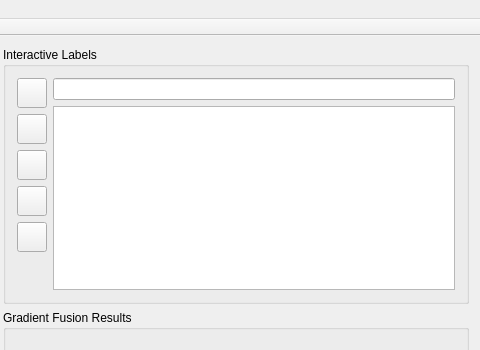
First picture: the form in InteractiveDigitalMontage.ui, repository Kouek/InteractiveDigitalMontage, before the edit; both pictures show x 480 to 960 and y 0 to 350 of the 960 by 600 pixel window.
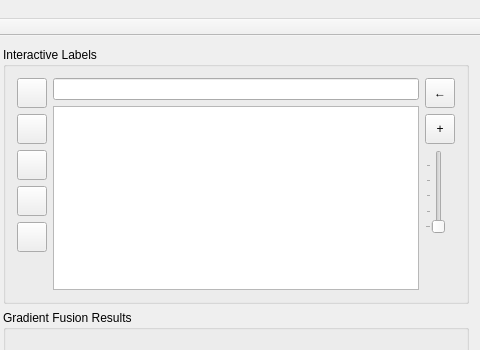
Second picture: the form after the edit. Icons and pictures are not drawn. Custom widgets are drawn as their Qt base class.

Diff of the .ui file:
```diff
--- a/InteractiveDigitalMontage.ui
+++ b/InteractiveDigitalMontage.ui
@@ -419,7 +419,124 @@
           </widget>
          </item>
          <item>
-          <widget class="MontageGraphicsView" name="graphicsViewIntrctLbls"/>
+          <widget class="MontageGraphicsView" name="graphicsViewIntrctLbls">
+           <property name="cursor" stdset="0">
+            <cursorShape>CrossCursor</cursorShape>
+           </property>
+           <property name="mouseTracking">
+            <bool>true</bool>
+           </property>
+          </widget>
+         </item>
+        </layout>
+       </item>
+       <item>
+        <layout class="QVBoxLayout" name="verticalLayout_7">
+         <item>
+          <widget class="QToolButton" name="toolButtonErase">
+           <property name="sizePolicy">
+            <sizepolicy hsizetype="Minimum" vsizetype="Fixed">
+             <horstretch>0</horstretch>
+             <verstretch>0</verstretch>
+            </sizepolicy>
+           </property>
+           <property name="minimumSize">
+            <size>
+             <width>30</width>
+             <height>30</height>
+            </size>
+           </property>
+           <property name="toolTip">
+            <string>&lt;html&gt;&lt;head/&gt;&lt;body&gt;&lt;p&gt;Undo Current Interactive Operation&lt;/p&gt;&lt;/body&gt;&lt;/html&gt;</string>
+           </property>
+           <property name="whatsThis">
+            <string>&lt;html&gt;&lt;head/&gt;&lt;body&gt;&lt;p&gt;&lt;br/&gt;&lt;/p&gt;&lt;/body&gt;&lt;/html&gt;</string>
+           </property>
+           <property name="text">
+            <string notr="true">←</string>
+           </property>
+           <property name="iconSize">
+            <size>
+             <width>20</width>
+             <height>20</height>
+            </size>
+           </property>
+          </widget>
+         </item>
+         <item>
+          <widget class="QToolButton" name="toolButtonAppendIntrctLabl">
+           <property name="sizePolicy">
+            <sizepolicy hsizetype="Minimum" vsizetype="Fixed">
+             <horstretch>0</horstretch>
+             <verstretch>0</verstretch>
+            </sizepolicy>
+           </property>
+           <property name="minimumSize">
+            <size>
+             <width>30</width>
+             <height>30</height>
+            </size>
+           </property>
+           <property name="toolTip">
+            <string>&lt;html&gt;&lt;head/&gt;&lt;body&gt;&lt;p&gt;Append Current Interactive Operation&lt;/p&gt;&lt;/body&gt;&lt;/html&gt;</string>
+           </property>
+           <property name="whatsThis">
+            <string>&lt;html&gt;&lt;head/&gt;&lt;body&gt;&lt;p&gt;&lt;br/&gt;&lt;/p&gt;&lt;/body&gt;&lt;/html&gt;</string>
+           </property>
+           <property name="text">
+            <string notr="true">+</string>
+           </property>
+           <property name="iconSize">
+            <size>
+             <width>20</width>
+             <height>20</height>
+            </size>
+           </property>
+          </widget>
+         </item>
+         <item>
+          <widget class="QSlider" name="verticalSliderStrokeWidth">
+           <property name="contextMenuPolicy">
+            <enum>Qt::DefaultContextMenu</enum>
+           </property>
+           <property name="layoutDirection">
+            <enum>Qt::LeftToRight</enum>
+           </property>
+           <property name="minimum">
+            <number>10</number>
+           </property>
+           <property name="maximum">
+            <number>100</number>
+           </property>
+           <property name="singleStep">
+            <number>5</number>
+           </property>
+           <property name="pageStep">
+            <number>20</number>
+           </property>
+           <property name="value">
+            <number>10</number>
+           </property>
+           <property name="orientation">
+            <enum>Qt::Vertical</enum>
+           </property>
+           <property name="tickPosition">
+            <enum>QSlider::TicksAbove</enum>
+           </property>
+          </widget>
+         </item>
+         <item>
+          <spacer name="verticalSpacer_4">
+           <property name="orientation">
+            <enum>Qt::Vertical</enum>
+           </property>
+           <property name="sizeHint" stdset="0">
+            <size>
+             <width>20</width>
+             <height>40</height>
+            </size>
+           </property>
+          </spacer>
          </item>
         </layout>
        </item>
```
Left out of the diff: 18 changed lines with no effect on the pictures.
